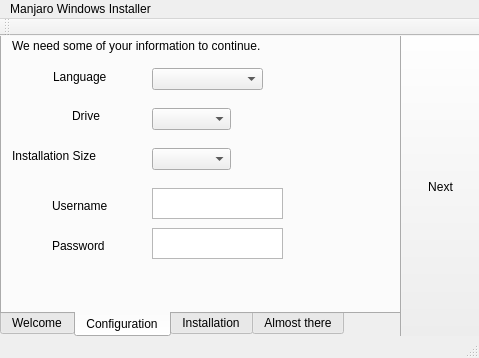
Old version of the form manjarowindowsinstaller.ui in the repository samson1016/ManjaroWindowsInstaller.
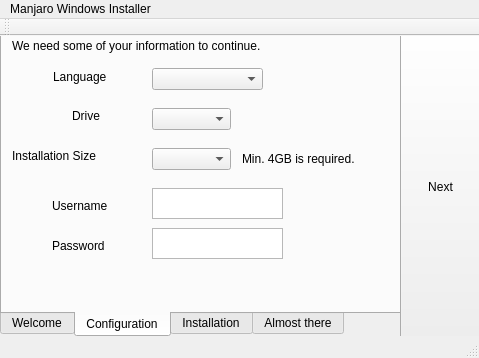
New version of the form. The open tabs and pages were chosen to show the change. Icons and pictures are not drawn.

```diff
--- a/manjarowindowsinstaller.ui
+++ b/manjarowindowsinstaller.ui
@@ -208,6 +208,19 @@
        <string>Password</string>
       </property>
      </widget>
+     <widget class="QLabel" name="label_14">
+      <property name="geometry">
+       <rect>
+        <x>240</x>
+        <y>120</y>
+        <width>121</width>
+        <height>21</height>
+       </rect>
+      </property>
+      <property name="text">
+       <string>Min. 4GB is required.</string>
+      </property>
+     </widget>
     </widget>
     <widget class="QWidget" name="tab">
      <attribute name="title">
```
Left out of the diff: 2 changed lines with no effect on the pictures.
